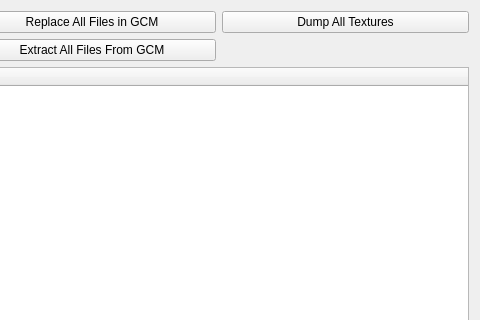
Above: gcft_ui/gcm_tab.ui from LagoLunatic/GCFT before the change; both pictures show x 296 to 776 and y 0 to 320 of the 776 by 515 pixel window. Below: the same form after it.
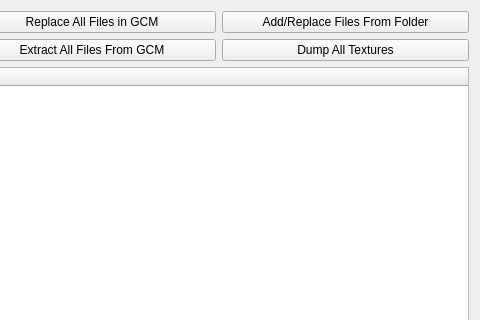
That is the form after the change.

Commit message:
GCM: Implement adding+replacing files from folder
This can be used like a very simple "patch" system since it allows not just replacing existing files but also creating new ones.
This feature has a progress bar, and the existing feature that just replaces files without adding new ones has also been updated to use a progress bar.

The edit to the form file:
```diff
--- a/gcft_ui/gcm_tab.ui
+++ b/gcft_ui/gcm_tab.ui
@@ -31,9 +31,9 @@
       </widget>
      </item>
      <item>
-      <widget class="QPushButton" name="dump_all_gcm_textures">
+      <widget class="QPushButton" name="add_replace_files_from_folder">
        <property name="text">
-        <string>Dump All Textures</string>
+        <string>Add/Replace Files From Folder</string>
        </property>
       </widget>
      </item>
@@ -56,7 +56,11 @@
       </widget>
      </item>
      <item>
-      <widget class="QWidget" name="widget" native="true"/>
+      <widget class="QPushButton" name="dump_all_gcm_textures">
+       <property name="text">
+        <string>Dump All Textures</string>
+       </property>
+      </widget>
      </item>
     </layout>
    </item>
```
The commit also changes 2 other files.
